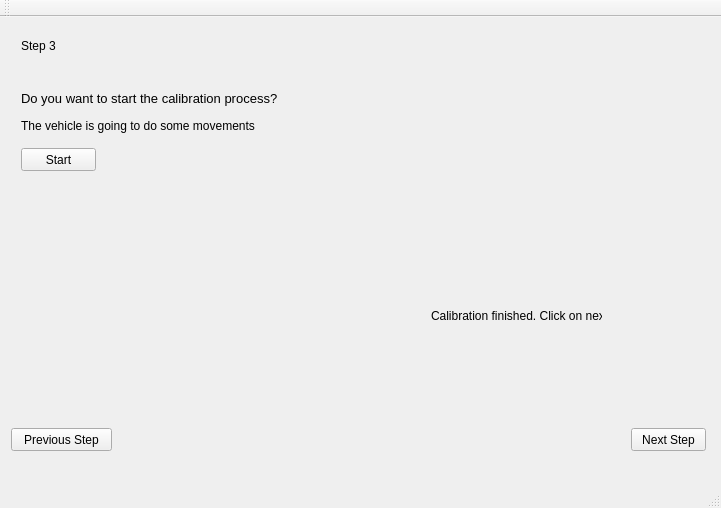
Before: the Qt Designer form uvispace/uvigui/tools/neural_controller_trainer/neural_controller_trainer.ui in UviDTE-UviSpace/uvispace-main-controller, drawn with Qt 5.
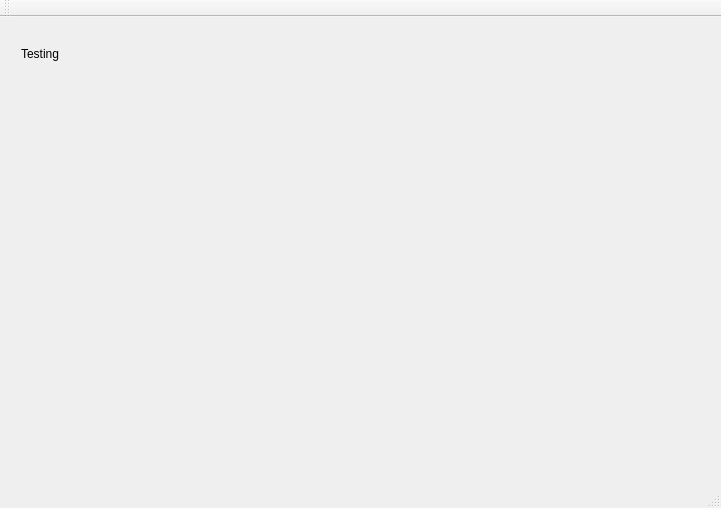
After: the same form once the commit is applied. The open tabs and pages were chosen to show the change. Icons and pictures are not drawn.

```diff
--- a/uvispace/uvigui/tools/neural_controller_trainer/neural_controller_trainer.ui
+++ b/uvispace/uvigui/tools/neural_controller_trainer/neural_controller_trainer.ui
@@ -15,7 +15,7 @@
   </property>
   <widget class="QWidget" name="centralWidget">
    <layout class="QGridLayout" name="gridLayout_2">
-    <item row="0" column="0">
+    <item row="0" column="1">
      <widget class="QStackedWidget" name="stackedWidget">
       <property name="currentIndex">
        <number>2</number>
@@ -198,166 +198,12 @@
          <rect>
           <x>10</x>
           <y>10</y>
-          <width>51</width>
-          <height>16</height>
+          <width>111</width>
+          <height>31</height>
          </rect>
         </property>
         <property name="text">
-         <string>Step 3</string>
-        </property>
-       </widget>
-       <widget class="QPushButton" name="next2Button">
-        <property name="geometry">
-         <rect>
-          <x>620</x>
-          <y>400</y>
-          <width>75</width>
-          <height>23</height>
-         </rect>
-        </property>
-        <property name="text">
-         <string>Next Step</string>
-        </property>
-       </widget>
-       <widget class="QPushButton" name="prev2Button">
-        <property name="geometry">
-         <rect>
-          <x>0</x>
-          <y>400</y>
-          <width>101</width>
-          <height>23</height>
-         </rect>
-        </property>
-        <property name="text">
-         <string>Previous Step</string>
-        </property>
-       </widget>
-       <widget class="QLabel" name="label_7">
-        <property name="geometry">
-         <rect>
-          <x>10</x>
-          <y>50</y>
-          <width>311</width>
-          <height>41</height>
-         </rect>
-        </property>
-        <property name="font">
-         <font>
-          <pointsize>10</pointsize>
-         </font>
-        </property>
-        <property name="text">
-         <string>Do you want to start the calibration process?</string>
-        </property>
-       </widget>
-       <widget class="QLabel" name="label_10">
-        <property name="geometry">
-         <rect>
-          <x>10</x>
-          <y>90</y>
-          <width>311</width>
-          <height>16</height>
-         </rect>
-        </property>
-        <property name="text">
-         <string>The vehicle is going to do some movements</string>
-        </property>
-       </widget>
-       <widget class="QPushButton" name="Start_Button">
-        <property name="geometry">
-         <rect>
-          <x>10</x>
-          <y>120</y>
-          <width>75</width>
-          <height>23</height>
-         </rect>
-        </property>
-        <property name="text">
-         <string>Start</string>
-        </property>
-       </widget>
-       <widget class="QLabel" name="label_ready">
-        <property name="geometry">
-         <rect>
-          <x>420</x>
-          <y>280</y>
-          <width>171</width>
-          <height>16</height>
-         </rect>
-        </property>
-        <property name="text">
-         <string>Calibration finished. Click on next</string>
-        </property>
-       </widget>
-      </widget>
-      <widget class="QWidget" name="page_3">
-       <widget class="QLabel" name="label_8">
-        <property name="geometry">
-         <rect>
-          <x>10</x>
-          <y>10</y>
-          <width>61</width>
-          <height>16</height>
-         </rect>
-        </property>
-        <property name="text">
-         <string>Stage 4</string>
-        </property>
-       </widget>
-       <widget class="QLabel" name="label_9">
-        <property name="geometry">
-         <rect>
-          <x>50</x>
-          <y>60</y>
-          <width>141</width>
-          <height>16</height>
-         </rect>
-        </property>
-        <property name="font">
-         <font>
-          <pointsize>12</pointsize>
-         </font>
-        </property>
-        <property name="text">
-         <string>Calibration results</string>
-        </property>
-       </widget>
-       <widget class="QPushButton" name="prev3Button">
-        <property name="geometry">
-         <rect>
-          <x>0</x>
-          <y>400</y>
-          <width>101</width>
-          <height>23</height>
-         </rect>
-        </property>
-        <property name="sizePolicy">
-         <sizepolicy hsizetype="Fixed" vsizetype="Fixed">
-          <horstretch>0</horstretch>
-          <verstretch>0</verstretch>
-         </sizepolicy>
-        </property>
-        <property name="text">
-         <string>Previous Step</string>
-        </property>
-       </widget>
-       <widget class="QPushButton" name="next3Button">
-        <property name="geometry">
-         <rect>
-          <x>620</x>
-          <y>400</y>
-          <width>75</width>
-          <height>23</height>
-         </rect>
-        </property>
-        <property name="sizePolicy">
-         <sizepolicy hsizetype="Fixed" vsizetype="Fixed">
-          <horstretch>0</horstretch>
-          <verstretch>0</verstretch>
-         </sizepolicy>
-        </property>
-        <property name="text">
-         <string>Finish test</string>
+         <string>Testing</string>
         </property>
        </widget>
       </widget>
```
Left out of the diff: 177 changed lines with no effect on the pictures.
